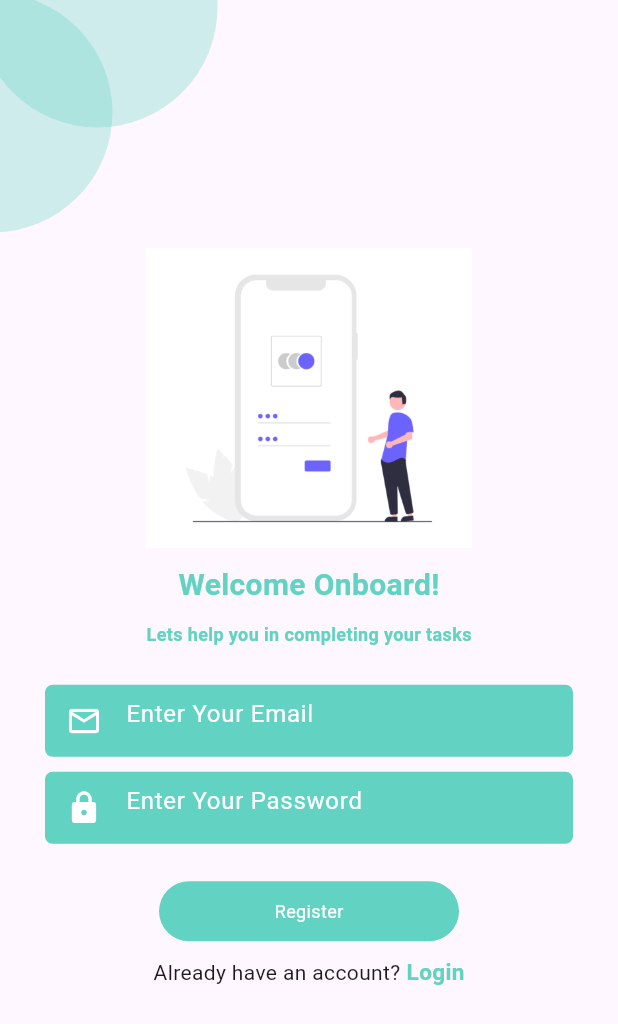
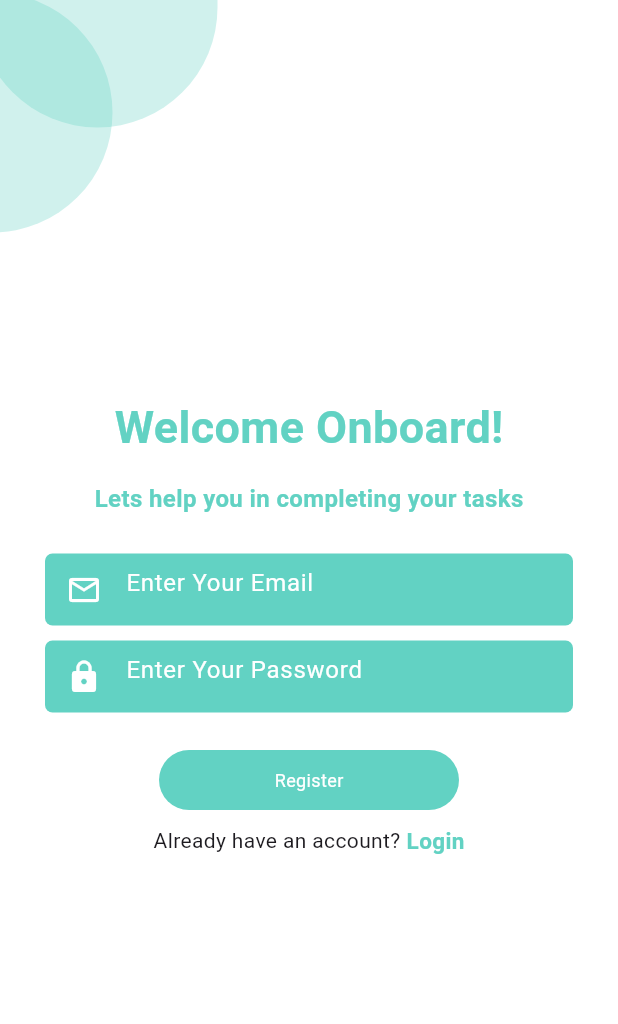
Before and after one commit to Lubna-Mehboob/todoApp, a Flutter app: the screen it shows after launch, on a phone screen of 412 x 824 dp. Shown: the top 1024 px of the screen. Run offline on Flutter 3.47's test engine with Material 3 defaults, Android fonts, the phone set to English and light mode, and no system bars; our stand-ins replace cloud_firestore, firebase_auth, firebase_core, get; accounts and stored records are empty.

Commit message:
update code

```diff
--- a/lib/views/auth_screens/signup_screen.dart
+++ b/lib/views/auth_screens/signup_screen.dart
@@ -80,6 +80,7 @@ class _RegistrationScreenState extends State<RegistrationScreen> {
   @override
   Widget build(BuildContext context) {
     return Scaffold(
+      backgroundColor: Colors.white,
       body: Stack(
         children: [
           const Positioned(
@@ -92,22 +93,22 @@ class _RegistrationScreenState extends State<RegistrationScreen> {
               mainAxisAlignment: MainAxisAlignment.center,
               children: [
                 //image Component-------------------------------------
-                ImageComponent(appImage: AppImages.loginImage),
+                //ImageComponent(appImage: AppImages.loginImage),
                 const SizedBox(
                   height: 10,
                 ),
                 // Text Component------------------------------------
                 const PrimaryTxtComponent(
                   appText: 'Welcome Onboard!',
-                  appTextSize: 20,
+                  appTextSize: 30,
                 ),
                 const SizedBox(
-                  height: 10,
+                  height: 15,
                 ),
                 //Text Component---------------------------------
                 const PrimaryTxtComponent(
                   appText: 'Lets help you in completing your tasks',
-                  appTextSize: 12,
+                  appTextSize: 16,
                 ),
                 const SizedBox(
                   height: 20,
```
Also changed, not shown: lib/views/auth_screens/login_screen.dart (+9 -1 lines).
